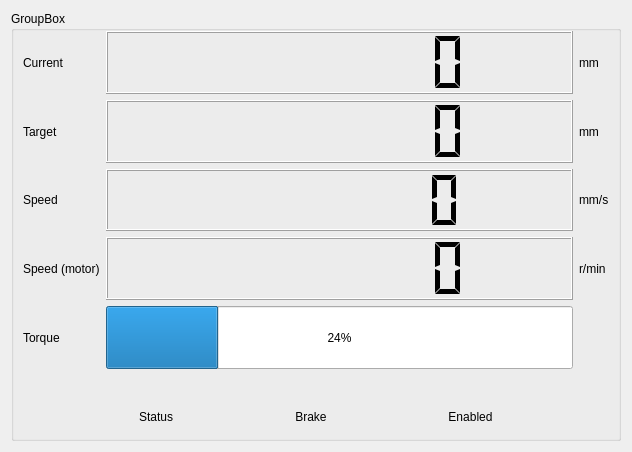
The window that GUI/forms/motorstats.ui (piotrpodlaski/rimokun) describes before a commit, drawn with Qt 5.
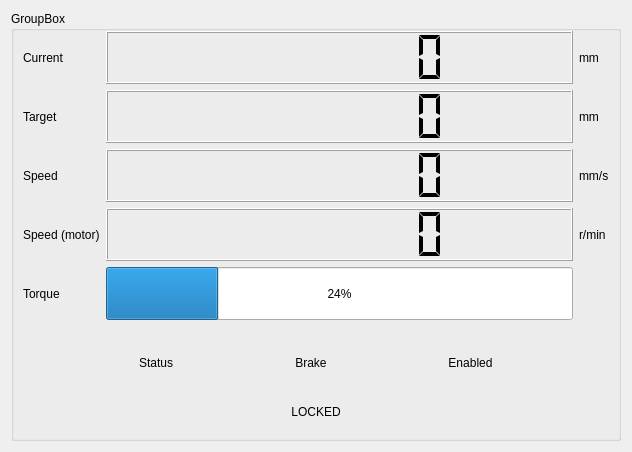
The same window after the commit. Custom widgets are drawn as their Qt base class.

Commit message:
Add per-arm locked/slow/fast axis state machine with auto-lock
Each arm (Left, Right, Gantry) now has three states: Locked, Slow, Fast.
The joystick button cycles through them on press; movement is blocked in
Locked state. Slow and Fast states use separate configurable speeds and
accelerations. Arms auto-revert to Locked after a configurable idle
timeout. State is published via RobotStatus and shown in the MotorStats
GUI widget as a colour-coded LOCKED/SLOW/FAST label.

What changed in the file:
```diff
--- a/GUI/forms/motorstats.ui
+++ b/GUI/forms/motorstats.ui
@@ -56,6 +56,22 @@
         </property>
        </widget>
       </item>
+      <item row="6" column="0" colspan="3">
+       <widget class="QLabel" name="axisStateLabel">
+        <property name="text">
+         <string>LOCKED</string>
+        </property>
+        <property name="alignment">
+         <set>Qt::AlignHCenter|Qt::AlignVCenter</set>
+        </property>
+        <property name="minimumSize">
+         <size>
+          <width>0</width>
+          <height>22</height>
+         </size>
+        </property>
+       </widget>
+      </item>
       <item row="5" column="0" colspan="3">
        <layout class="QHBoxLayout" name="horizontalLayout">
         <item>
```
The commit also changes 11 other files.
